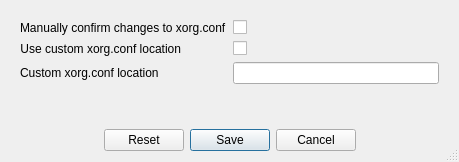
Before: the Qt Designer form settings.ui in Open-App-Library/WideGuy, drawn with Qt 5.
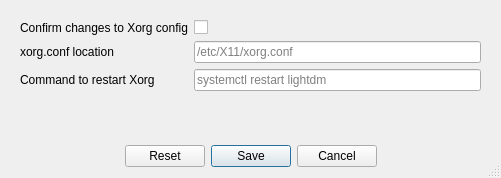
After: the same form once the commit is applied.

Diff of the .ui file:
```diff
--- a/settings.ui
+++ b/settings.ui
@@ -6,8 +6,8 @@
    <rect>
     <x>0</x>
     <y>0</y>
-    <width>459</width>
-    <height>162</height>
+    <width>501</width>
+    <height>178</height>
    </rect>
   </property>
   <property name="minimumSize">
@@ -26,46 +26,6 @@
    <item>
     <widget class="QWidget" name="widget" native="true">
      <layout class="QFormLayout" name="formLayout">
-      <item row="2" column="1">
-       <widget class="QCheckBox" name="confirmChanges">
-        <property name="text">
-         <string/>
-        </property>
-       </widget>
-      </item>
-      <item row="3" column="0">
-       <widget class="QLabel" name="label">
-        <property name="text">
-         <string>Use custom xorg.conf location</string>
-        </property>
-        <property name="alignment">
-         <set>Qt::AlignRight|Qt::AlignTrailing|Qt::AlignVCenter</set>
-        </property>
-        <property name="wordWrap">
-         <bool>false</bool>
-        </property>
-       </widget>
-      </item>
-      <item row="3" column="1">
-       <widget class="QCheckBox" name="useCustomLocation">
-        <property name="text">
-         <string/>
-        </property>
-       </widget>
-      </item>
-      <item row="5" column="0">
-       <widget class="QLabel" name="label_2">
-        <property name="text">
-         <string>Custom xorg.conf location</string>
-        </property>
-        <property name="wordWrap">
-         <bool>false</bool>
-        </property>
-       </widget>
-      </item>
-      <item row="5" column="1">
-       <widget class="QLineEdit" name="customLocation"/>
-      </item>
       <item row="2" column="0">
        <widget class="QLabel" name="label_4">
         <property name="maximumSize">
@@ -75,13 +35,51 @@
          </size>
         </property>
         <property name="text">
-         <string>Manually confirm changes to xorg.conf</string>
+         <string>Confirm changes to Xorg config</string>
         </property>
         <property name="wordWrap">
          <bool>false</bool>
         </property>
        </widget>
       </item>
+      <item row="2" column="1">
+       <widget class="QCheckBox" name="confirmChanges">
+        <property name="text">
+         <string/>
+        </property>
+       </widget>
+      </item>
+      <item row="4" column="0">
+       <widget class="QLabel" name="label_2">
+        <property name="text">
+         <string>xorg.conf location</string>
+        </property>
+        <property name="wordWrap">
+         <bool>false</bool>
+        </property>
+       </widget>
+      </item>
+      <item row="4" column="1">
+       <widget class="QLineEdit" name="customLocation">
+        <property name="placeholderText">
+         <string>/etc/X11/xorg.conf</string>
+        </property>
+       </widget>
+      </item>
+      <item row="5" column="0">
+       <widget class="QLabel" name="label_5">
+        <property name="text">
+         <string>Command to restart Xorg</string>
+        </property>
+       </widget>
+      </item>
+      <item row="5" column="1">
+       <widget class="QLineEdit" name="customRestartXorgCmd">
+        <property name="placeholderText">
+         <string>systemctl restart lightdm</string>
+        </property>
+       </widget>
+      </item>
      </layout>
     </widget>
    </item>
```
